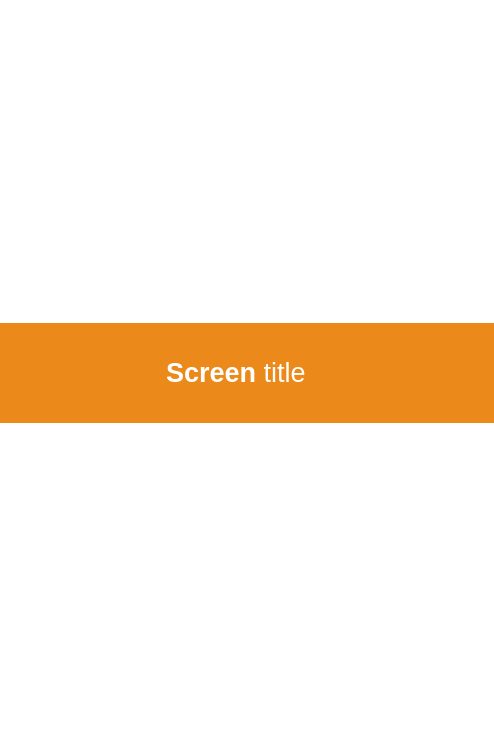
Old version of the form SPbSUT/mainscreen.ui in the repository SPbSUT/SPbSUT.
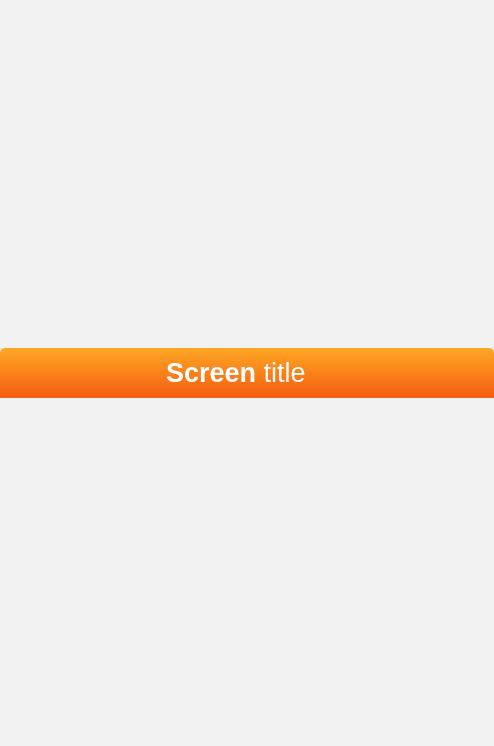
New version of the form. Icons and pictures are not drawn.

What changed in the file:
```diff
--- a/SPbSUT/mainscreen.ui
+++ b/SPbSUT/mainscreen.ui
@@ -15,17 +15,9 @@
   </property>
   <property name="styleSheet">
    <string notr="true">#centralWidget {
-	background-color: white;
+	background-color: rgb(242,242,242);
 }
-
-QPushButton {
-	height: 100px;
-	border: 0px solid;
-	background-color: rgb(193,193,193);
-	color: rgb(235,137,26);
-	border-bottom: 2px solid rgb(87,79,76);
-	font: 25px;
-}</string>
+</string>
   </property>
   <widget class="QWidget" name="centralWidget">
    <layout class="QGridLayout" name="gridLayout">
@@ -44,55 +36,89 @@
     <property name="spacing">
      <number>0</number>
     </property>
-    <item row="0" column="1">
-     <widget class="QLabel" name="screenTitleLabel">
+    <item row="0" column="0">
+     <widget class="QWidget" name="horizontalWidget" native="true">
       <property name="maximumSize">
        <size>
         <width>16777215</width>
-        <height>300</height>
+        <height>50</height>
        </size>
       </property>
       <property name="styleSheet">
-       <string notr="true">	background: rgb(235,137,26);
-	padding-top: 15px;
-	padding-bottom: 15px;
+       <string notr="true">#horizontalWidget {
+	border-top-right-radius: 5px;
+}</string>
+      </property>
+      <layout class="QHBoxLayout" name="horizontalLayout">
+       <property name="spacing">
+        <number>0</number>
+       </property>
+       <property name="leftMargin">
+        <number>0</number>
+       </property>
+       <property name="topMargin">
+        <number>0</number>
+       </property>
+       <property name="rightMargin">
+        <number>0</number>
+       </property>
+       <property name="bottomMargin">
+        <number>0</number>
+       </property>
+       <item>
+        <widget class="QPushButton" name="menuButton">
+         <property name="maximumSize">
+          <size>
+           <width>128</width>
+           <height>50</height>
+          </size>
+         </property>
+         <property name="styleSheet">
+          <string notr="true">	background: rgb(235,137,26);
+border-bottom : 0px;
+background-color: qlineargradient(spread:pad, x1:1, y1:1, x2:1, y2:0, stop:0 rgba(246,91,18, 255), stop:1 rgba(254,167,35, 255));
+	border-top-left-radius: 5px;
+</string>
+         </property>
+         <property name="text">
+          <string/>
+         </property>
+         <property name="icon">
+          <iconset resource="ressources.qrc">
+           <normaloff>:/images/flat_menu.png</normaloff>:/images/flat_menu.png</iconset>
+         </property>
+         <property name="iconSize">
+          <size>
+           <width>16</width>
+           <height>16</height>
+          </size>
+         </property>
+        </widget>
+       </item>
+       <item>
+        <widget class="QLabel" name="screenTitleLabel">
+         <property name="maximumSize">
+          <size>
+           <width>16777215</width>
+           <height>50</height>
+          </size>
+         </property>
+         <property name="styleSheet">
+          <string notr="true">background-color: qlineargradient(spread:pad, x1:1, y1:1, x2:1, y2:0, stop:0 rgba(246,91,18, 255), stop:1 rgba(254,167,35, 255));
 	padding-left: 35px;
 
+	border-top-right-radius: 5px;
 </string>
-      </property>
-      <property name="text">
-       <string>&lt;html&gt;&lt;head/&gt;&lt;body&gt;&lt;p&gt;&lt;span style=&quot; font-size:20pt; font-weight:600; color:#ffffff;&quot;&gt;Screen&lt;/span&gt;&lt;span style=&quot; font-size:20pt; color:#ffffff;&quot;&gt; title&lt;/span&gt;&lt;/p&gt;&lt;/body&gt;&lt;/html&gt;</string>
-      </property>
+         </property>
+         <property name="text">
+          <string>&lt;html&gt;&lt;head/&gt;&lt;body&gt;&lt;p&gt;&lt;span style=&quot; font-size:20pt; font-weight:600; color:#ffffff;&quot;&gt;Screen&lt;/span&gt;&lt;span style=&quot; font-size:20pt; color:#ffffff;&quot;&gt; title&lt;/span&gt;&lt;/p&gt;&lt;/body&gt;&lt;/html&gt;</string>
+         </property>
+        </widget>
+       </item>
+      </layout>
      </widget>
     </item>
-    <item row="0" column="0">
-     <widget class="QPushButton" name="menuButton">
-      <property name="maximumSize">
-       <size>
-        <width>128</width>
-        <height>16777215</height>
-       </size>
-      </property>
-      <property name="styleSheet">
-       <string notr="true">	background: rgb(235,137,26);
-border-bottom : 0px;</string>
-      </property>
-      <property name="text">
-       <string/>
-      </property>
-      <property name="icon">
-       <iconset resource="ressources.qrc">
-        <normaloff>:/images/flat_menu.png</normaloff>:/images/flat_menu.png</iconset>
-      </property>
-      <property name="iconSize">
-       <size>
-        <width>64</width>
-        <height>64</height>
-       </size>
-      </property>
-     </widget>
-    </item>
-    <item row="1" column="0" colspan="2">
+    <item row="1" column="0">
      <layout class="QGridLayout" name="contentLayout">
       <property name="spacing">
        <number>0</number>
```
